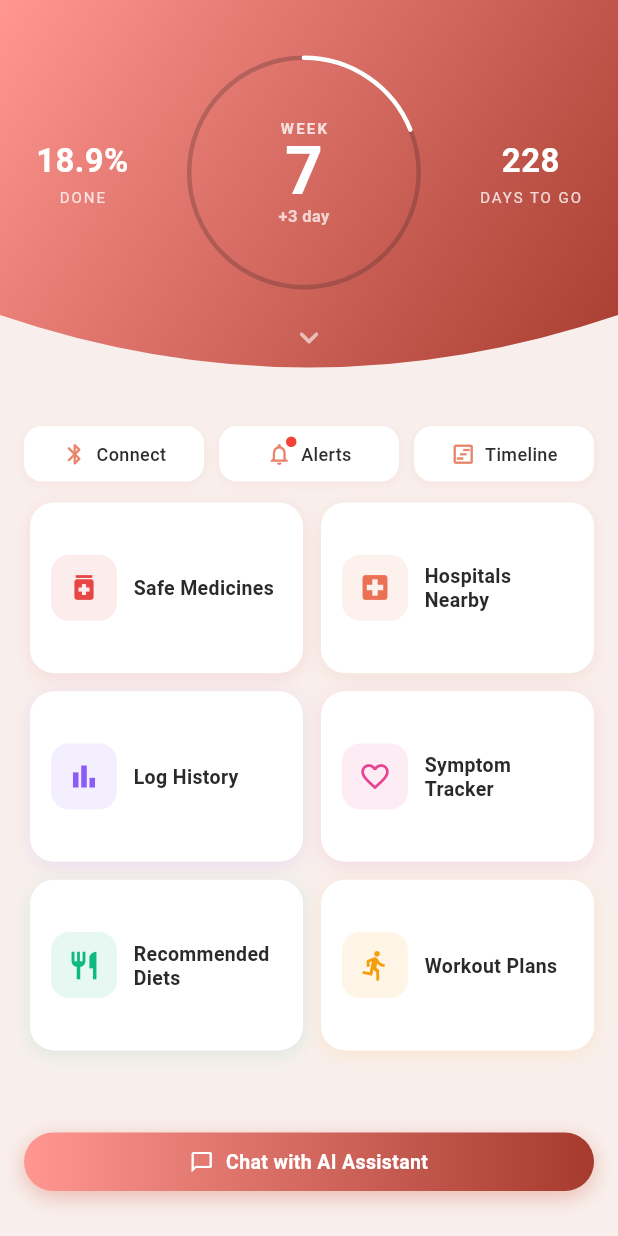
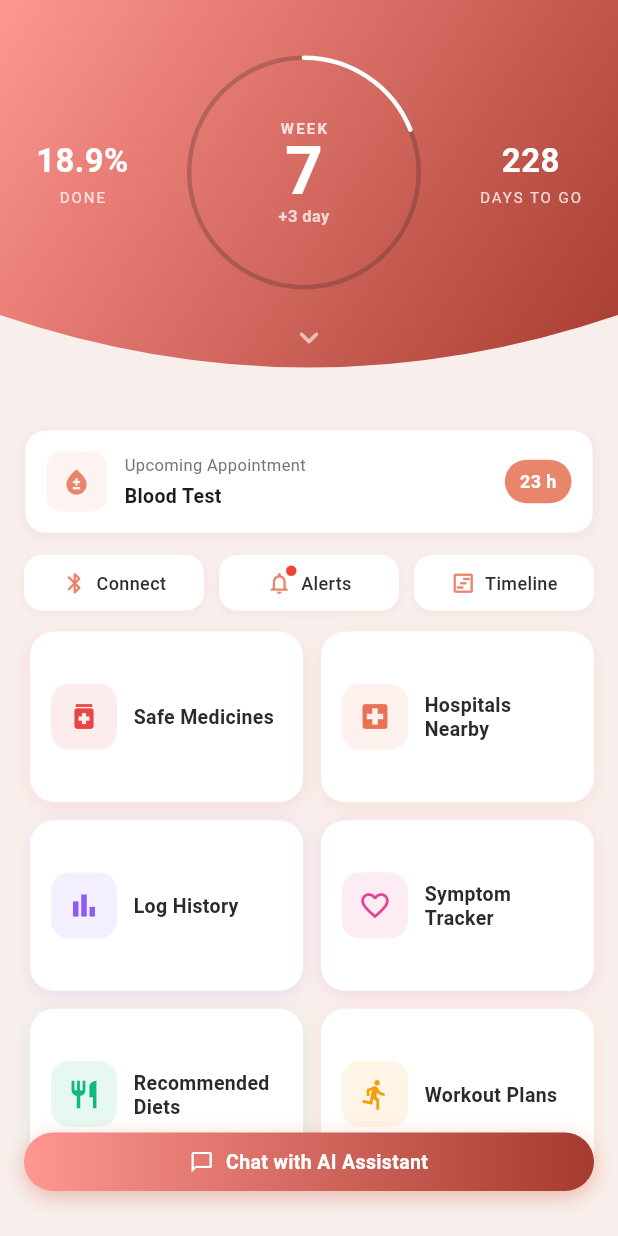
Before and after one commit to ffotm/mobile-mamaconnect, a Flutter app: the HomeScreen screen opened directly, on a phone screen of 412 x 824 dp. Run offline on Flutter 3.47's test engine with Material 3 defaults, Android fonts, the phone set to English and light mode, and no system bars; our stand-ins replace shared_preferences; accounts and stored records are empty; Roboto replaces fonts that are missing (Poppins).

Commit message:
smart appointements

```diff
--- a/lib/screens/home/home_screen.dart
+++ b/lib/screens/home/home_screen.dart
@@ -7,6 +7,7 @@ import '../timeline/timeline_screen.dart';
 import '../bluetooth/bluetooth_screen.dart';
 import '../alerts/alerts_screen.dart';
 import '../history/logs_history_screen.dart';
+import '../../widgets/next_appointment_alert.dart';
 
 // ─────────────────────────────────────────────────────────────────────────────
 class HomeScreen extends StatefulWidget {
@@ -30,7 +31,7 @@ class _HomeScreenState extends State<HomeScreen> {
             children: [
               // ── Wave hero ────────────────────────────────────────────────
               _WaveHero(week: _week, daysToGo: _daysToGo, progress: _progress),
-
+              const NextAppointmentAlert(),
               // ── Quick actions row ────────────────────────────────────────
               Padding(
                 padding: const EdgeInsets.fromLTRB(16, 14, 16, 0),
--- /dev/null
+++ b/lib/widgets/next_appointment_alert.dart
@@ -0,0 +1,241 @@
+import 'package:flutter/material.dart';
+import '../constants/app_colors.dart';
+import '../screens/timeline/timeline_screen.dart';
+
+class Appointment {
+  final String title;
+  final DateTime time;
+  final IconData icon;
+  final bool isVaccine;
+  final bool completed;
+
+  Appointment({
+    required this.title,
+    required this.time,
+    required this.icon,
+    this.isVaccine = false,
+    this.completed = false,
+  });
+
+  Appointment copyWith({
+    String? title,
+    DateTime? time,
+    IconData? icon,
+    bool? isVaccine,
+    bool? completed,
+  }) {
+    return Appointment(
+      title: title ?? this.title,
+      time: time ?? this.time,
+      icon: icon ?? this.icon,
+      isVaccine: isVaccine ?? this.isVaccine,
+      completed: completed ?? this.completed,
+    );
+  }
+}
+
+final ValueNotifier<List<Appointment>> appointmentAlertsNotifier =
+    ValueNotifier<List<Appointment>>([
+  Appointment(
+    title: "Blood Test",
+    time: DateTime(2026, 3, 10, 9, 30),
+    icon: Icons.bloodtype,
+  ),
+  Appointment(
+    title: "Doctor Consultation",
+    time: DateTime(2026, 3, 10, 11, 0),
+    icon: Icons.medical_services,
+  ),
+  Appointment(
+    title: "MRI Scan",
+    time: DateTime(2026, 3, 10, 14, 30),
+    icon: Icons.science,
+  ),
+  Appointment(
+    title: "Pharmacy Pickup",
+    time: DateTime(2026, 3, 10, 16, 0),
+    icon: Icons.local_pharmacy,
+  ),
+]);
+
+DateTime buildDefaultAlertTime() {
+  final now = DateTime.now();
+  return DateTime(now.year, now.month, now.day, 9).add(const Duration(days: 1));
+}
+
+void setAppointmentAlert(Appointment alert) {
+  final updated = List<Appointment>.from(appointmentAlertsNotifier.value);
+  final existingIndex = updated.indexWhere(
+    (a) => a.title == alert.title && a.isVaccine == alert.isVaccine,
+  );
+
+  if (existingIndex >= 0) {
+    updated[existingIndex] = alert.copyWith(completed: false);
+  } else {
+    updated.add(alert);
+  }
+
+  updated.sort((a, b) => a.time.compareTo(b.time));
+  appointmentAlertsNotifier.value = updated;
+}
+
+void markAlertAsCompleted(String title, {bool vaccineOnly = false}) {
+  final updated = appointmentAlertsNotifier.value
+      .map((a) {
+        if (a.title != title) return a;
+        if (vaccineOnly && !a.isVaccine) return a;
+        return a.copyWith(completed: true);
+      })
+      .toList(growable: false);
+  appointmentAlertsNotifier.value = updated;
+}
+
+bool hasPendingAlert(String title, {bool vaccineOnly = false}) {
+  return appointmentAlertsNotifier.value.any(
+    (a) =>
+        a.title == title &&
+        !a.completed &&
+        (!vaccineOnly || (vaccineOnly && a.isVaccine)),
+  );
+}
+
+Appointment? getNextUpcomingAppointment() {
+  final now = DateTime.now();
+  final upcoming = appointmentAlertsNotifier.value
+      .where((a) => !a.completed && a.time.isAfter(now))
+      .toList(growable: false)
+    ..sort((a, b) => a.time.compareTo(b.time));
+  return upcoming.isEmpty ? null : upcoming.first;
+}
+
+class NextAppointmentAlert extends StatelessWidget {
+  const NextAppointmentAlert({super.key});
+
+  @override
+  Widget build(BuildContext context) {
+    return ValueListenableBuilder<List<Appointment>>(
+      valueListenable: appointmentAlertsNotifier,
+      builder: (context, _, __) {
+        final nextAppointment = getNextUpcomingAppointment();
+
+        if (nextAppointment == null) {
+          return const SizedBox.shrink();
+        }
+
+        final now = DateTime.now();
+        final duration = nextAppointment.time.difference(now);
+        final String etaLabel = duration.inDays > 0
+            ? '${duration.inDays} d'
+            : '${duration.inHours.clamp(1, 23)} h';
+
+        return GestureDetector(
+          onTap: () {
+            Navigator.push(
+              context,
+              MaterialPageRoute(builder: (_) => const TimelineScreen()),
+            );
+          },
+          child: Container(
+            margin: const EdgeInsets.fromLTRB(16, 16, 16, 0),
+            padding: const EdgeInsets.all(14),
+            decoration: BoxDecoration(
+              color: Colors.white,
+              borderRadius: BorderRadius.circular(14),
+              border: Border.all(
+                color: AppColors.primary.withValues(alpha: 0.2),
+              ),
+              boxShadow: [
+                BoxShadow(
+                  color: Colors.black.withValues(alpha: 0.05),
+                  blurRadius: 6,
+                  offset: const Offset(0, 2),
+                )
+              ],
+            ),
+            child: Row(
+              children: [
+                Container(
+                  width: 40,
+                  height: 40,
+                  decoration: BoxDecoration(
+                    color: AppColors.primary.withValues(alpha: 0.1),
+                    borderRadius: BorderRadius.circular(10),
+                  ),
+                  child: Icon(
+                    nextAppointment.icon,
+                    color: AppColors.primary,
+                    size: 20,
+                  ),
+                ),
+                const SizedBox(width: 12),
+                Expanded(
+                  child: Column(
+                    crossAxisAlignment: CrossAxisAlignment.start,
+                    children: [
+                      Text(
+                        nextAppointment.isVaccine
+                            ? 'Upcoming Vaccine'
+                            : 'Upcoming Appointment',
+                        style: TextStyle(
+                          fontSize: 11,
+                          color: Colors.grey[600],
+                          fontFamily: 'Poppins',
+                        ),
+                      ),
+                      const SizedBox(height: 3),
+                      Text(
+                        nextAppointment.title,
+                        style: const TextStyle(
+                          fontWeight: FontWeight.w600,
+                          fontFamily: 'Poppins',
+                          fontSize: 13,
+                        ),
+                      ),
+                    ],
+                  ),
+                ),
+                if (nextAppointment.isVaccine)
+                  TextButton(
+                    onPressed: () {
+                      markAlertAsCompleted(nextAppointment.title,
+                          vaccineOnly: true);
+                      ScaffoldMessenger.of(context).showSnackBar(
+                        const SnackBar(
+                          content: Text('Vaccine marked as already gotten.'),
+                        ),
+                      );
+                    },
+                    child: const Text(
+                      'Already gotten',
+                      style: TextStyle(
+                        fontSize: 11,
+                        fontWeight: FontWeight.w600,
+                        fontFamily: 'Poppins',
+                      ),
+                    ),
+                  )
+                else
+                  Container(
+                    padding:
+                        const EdgeInsets.symmetric(horizontal: 10, vertical: 6),
+                    decoration: BoxDecoration(
+                      color: AppColors.primary,
+                      borderRadius: BorderRadius.circular(20),
+                    ),
+                    child: Text(
+                      etaLabel,
+                      style: const TextStyle(
+                        color: Colors.white,
+                        fontSize: 12,
+                        fontWeight: FontWeight.w600,
+                      ),
+                    ),
+                  ),
+              ],
+            ),
+          ),
+        );
+      },
+    );
+  }
+}
```
Also changed, not shown: lib/screens/timeline/timeline_screen.dart (+95 -15 lines).
